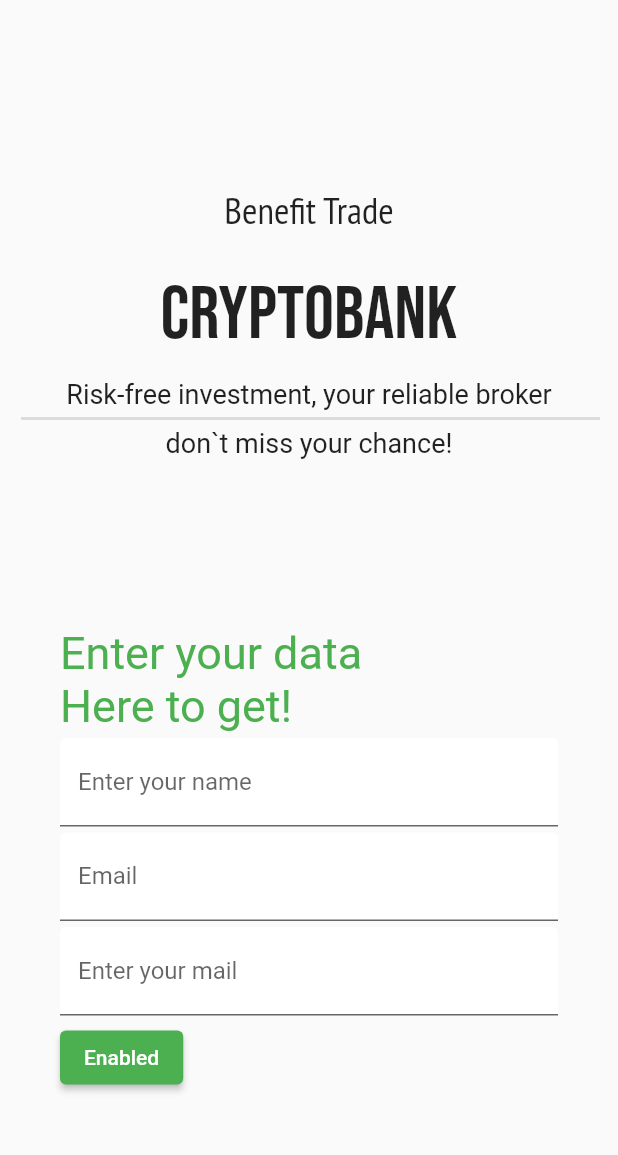
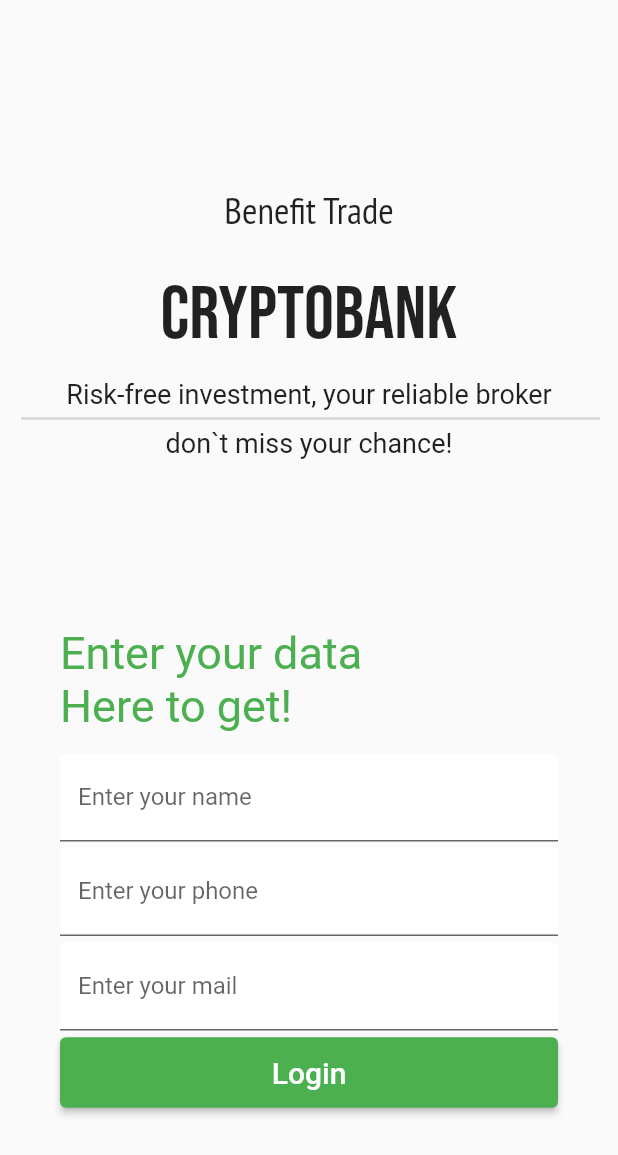
Before and after one commit to k1mka/layer_traffic_appliation, a Flutter app: the screen it shows after launch, on a phone screen of 412 x 824 dp. Shown: the top 1155 px of the screen. Run offline on Flutter 3.47's test engine with Material 2 defaults, Android fonts, the phone set to English and light mode, and no system bars.

Commit message:
finished layout MyCustomForm

```diff
--- a/lib/widgets/my_custom_form_widget.dart
+++ b/lib/widgets/my_custom_form_widget.dart
@@ -28,7 +28,7 @@ class _MyCustomFormWidgetState extends State<MyCustomFormWidget> {
               style: TextStyle(fontSize: 30, color: Colors.green),
             ),
             const SizedBox(
-              height: 4,
+              height: 14,
             ),
             TextFormField(
               decoration: const InputDecoration(
@@ -50,7 +50,7 @@ class _MyCustomFormWidgetState extends State<MyCustomFormWidget> {
             ),
             TextFormField(
               decoration: const InputDecoration(
-                labelText: 'Email',
+                labelText: 'Enter your phone',
                 filled: true,
                 fillColor: Colors.white,
               ),
@@ -86,11 +86,19 @@ class _MyCustomFormWidgetState extends State<MyCustomFormWidget> {
               height: 4,
             ),
             ElevatedButton(
-              style: ElevatedButton.styleFrom(primary: Colors.green),
+              style: ElevatedButton.styleFrom(
+                padding: const EdgeInsets.all(12.0),
+                primary: Colors.green,
+              ),
               onPressed: () {
                 if (fromKey.currentState!.validate()) {}
               },
-              child: const Text('Enabled'),
+              child: const Center(
+                child: Text(
+                  'Login',
+                  style: TextStyle(fontSize: 20),
+                ),
+              ),
             ),
           ],
         ),
```
